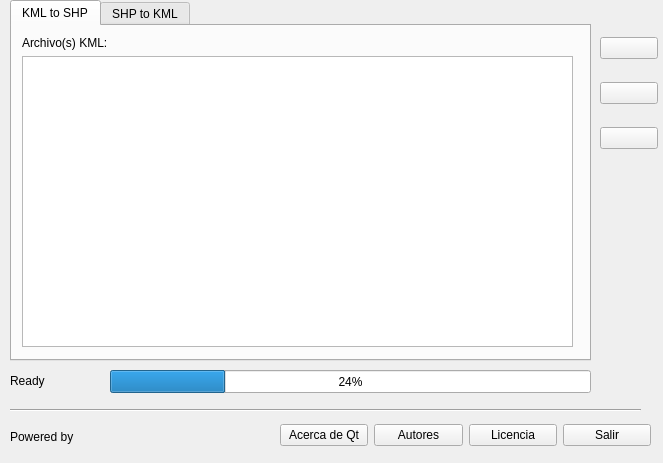
This is ui/window.ui in laar19/KmlShpConvert as Qt 5 draws it before an edit. The edited form follows.
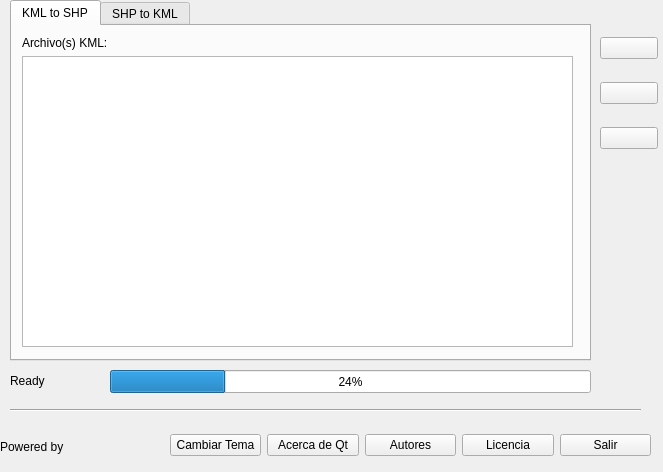
This is the edited form. Icons and pictures are not drawn.

What changed in the file:
```diff
--- a/ui/window.ui
+++ b/ui/window.ui
@@ -7,7 +7,7 @@
     <x>0</x>
     <y>0</y>
     <width>663</width>
-    <height>463</height>
+    <height>472</height>
    </rect>
   </property>
   <property name="windowTitle">
@@ -97,46 +97,6 @@
      </widget>
     </widget>
    </widget>
-   <widget class="QWidget" name="layoutWidget">
-    <property name="geometry">
-     <rect>
-      <x>280</x>
-      <y>420</y>
-      <width>371</width>
-      <height>31</height>
-     </rect>
-    </property>
-    <layout class="QHBoxLayout" name="horizontalLayout">
-     <item>
-      <widget class="QPushButton" name="btn_about">
-       <property name="text">
-        <string>Acerca de Qt</string>
-       </property>
-      </widget>
-     </item>
-     <item>
-      <widget class="QPushButton" name="btn_authors">
-       <property name="text">
-        <string>Autores</string>
-       </property>
-      </widget>
-     </item>
-     <item>
-      <widget class="QPushButton" name="btn_license">
-       <property name="text">
-        <string>Licencia</string>
-       </property>
-      </widget>
-     </item>
-     <item>
-      <widget class="QPushButton" name="btn_exit">
-       <property name="text">
-        <string>Salir</string>
-       </property>
-      </widget>
-     </item>
-    </layout>
-   </widget>
    <widget class="Line" name="line">
     <property name="geometry">
      <rect>
@@ -216,8 +176,8 @@
    <widget class="QWidget" name="layoutWidget">
     <property name="geometry">
      <rect>
-      <x>10</x>
-      <y>420</y>
+      <x>0</x>
+      <y>430</y>
       <width>111</width>
       <height>34</height>
      </rect>
@@ -271,8 +231,8 @@
    <widget class="QLabel" name="label_6">
     <property name="geometry">
      <rect>
-      <x>130</x>
-      <y>420</y>
+      <x>120</x>
+      <y>430</y>
       <width>32</width>
       <height>32</height>
      </rect>
@@ -284,6 +244,53 @@
      <pixmap>img/abaeicon.jpg</pixmap>
     </property>
    </widget>
+   <widget class="QWidget" name="">
+    <property name="geometry">
+     <rect>
+      <x>170</x>
+      <y>430</y>
+      <width>481</width>
+      <height>30</height>
+     </rect>
+    </property>
+    <layout class="QGridLayout" name="gridLayout">
+     <item row="0" column="0">
+      <widget class="QPushButton" name="btn_change_theme">
+       <property name="text">
+        <string>Cambiar Tema</string>
+       </property>
+      </widget>
+     </item>
+     <item row="0" column="1">
+      <widget class="QPushButton" name="btn_about">
+       <property name="text">
+        <string>Acerca de Qt</string>
+       </property>
+      </widget>
+     </item>
+     <item row="0" column="2">
+      <widget class="QPushButton" name="btn_authors">
+       <property name="text">
+        <string>Autores</string>
+       </property>
+      </widget>
+     </item>
+     <item row="0" column="3">
+      <widget class="QPushButton" name="btn_license">
+       <property name="text">
+        <string>Licencia</string>
+       </property>
+      </widget>
+     </item>
+     <item row="0" column="4">
+      <widget class="QPushButton" name="btn_exit">
+       <property name="text">
+        <string>Salir</string>
+       </property>
+      </widget>
+     </item>
+    </layout>
+   </widget>
   </widget>
   <action name="actionAutores">
    <property name="text">
```
Left out of the diff: 5 changed lines with no effect on the pictures.
